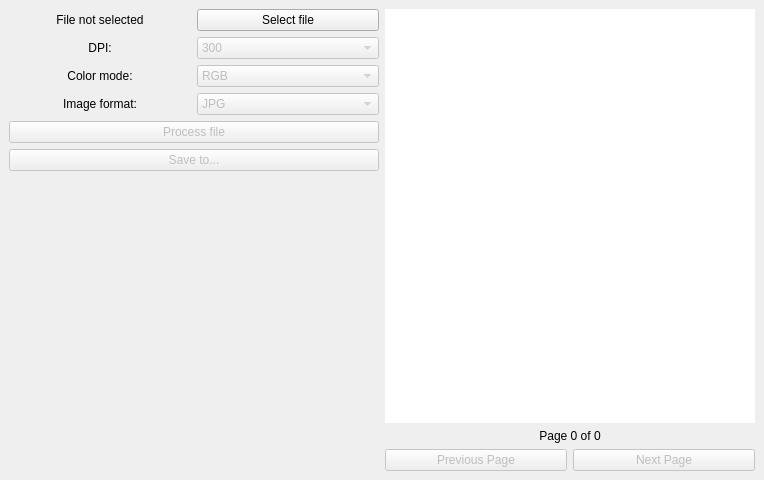
IHappyPlant/PDF_Converter, file converter/window.ui: the form before one commit.
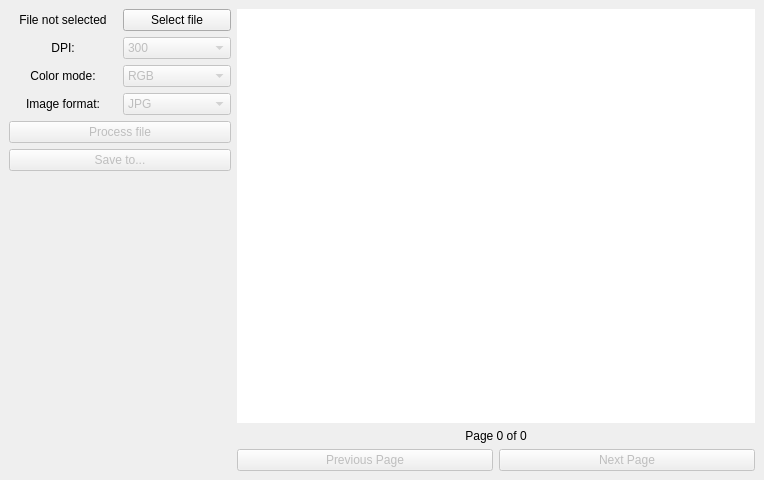
The form after the commit.

Commit message: removed 'binary' color mode and cleaned up convert function code

Diff of the .ui file:
```diff
--- a/converter/window.ui
+++ b/converter/window.ui
@@ -14,7 +14,7 @@
    <string>Converter</string>
   </property>
   <widget class="QWidget" name="centralwidget">
-   <layout class="QHBoxLayout" name="horizontalLayout">
+   <layout class="QHBoxLayout" name="horizontalLayout" stretch="3,7">
     <item>
      <layout class="QVBoxLayout" name="buttons_layout">
       <item>
```
Left out of the diff: 5 changed lines with no effect on the pictures. The commit also changes 2 other files.
